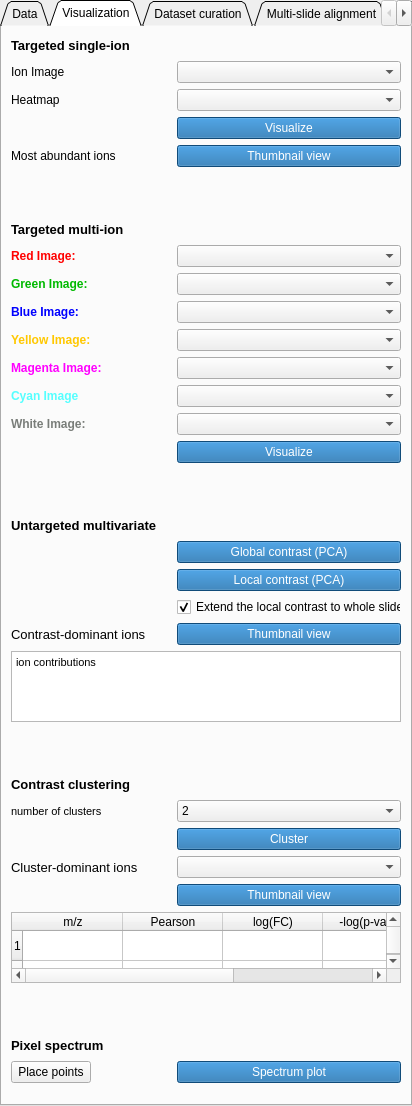
jamzad/SlicerMassVision, file MassVision/Resources/UI/MassVision.ui: the form before one commit.
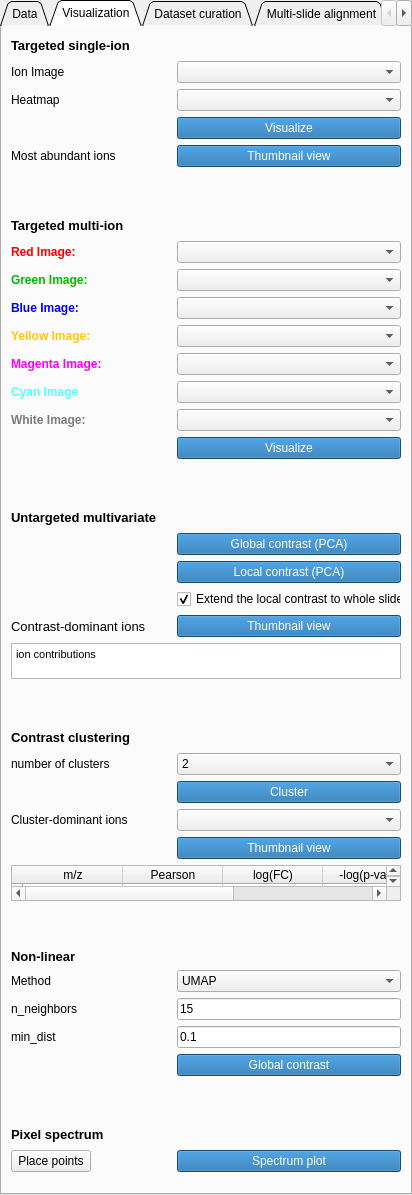
The form after the commit. The open tabs and pages were chosen to show the change.

Commit message: ADD UMAP and t-SNE visualizations

```diff
--- a/MassVision/Resources/UI/MassVision.ui
+++ b/MassVision/Resources/UI/MassVision.ui
@@ -7,7 +7,7 @@
     <x>0</x>
     <y>0</y>
     <width>412</width>
-    <height>1106</height>
+    <height>1195</height>
    </rect>
   </property>
   <property name="sizePolicy">
@@ -968,7 +968,7 @@
      <widget class="QLabel" name="label_17">
       <property name="font">
        <font>
-        <pointsize>8</pointsize>
+        <pointsize>9</pointsize>
         <weight>50</weight>
         <bold>false</bold>
        </font>
@@ -1092,7 +1092,7 @@
      <widget class="QLabel" name="label_19">
       <property name="font">
        <font>
-        <pointsize>10</pointsize>
+        <pointsize>9</pointsize>
         <weight>50</weight>
         <bold>false</bold>
        </font>
@@ -1200,7 +1200,7 @@
       </column>
      </widget>
     </item>
-    <item row="35" column="0">
+    <item row="41" column="0">
      <widget class="QLabel" name="label_11">
       <property name="font">
        <font>
@@ -1214,7 +1214,7 @@
       </property>
      </widget>
     </item>
-    <item row="35" column="1">
+    <item row="41" column="1">
      <spacer name="horizontalSpacer_7">
       <property name="orientation">
        <enum>Qt::Horizontal</enum>
@@ -1227,7 +1227,7 @@
       </property>
      </spacer>
     </item>
-    <item row="36" column="1">
+    <item row="42" column="1">
      <widget class="QPushButton" name="spectrumPlot">
       <property name="styleSheet">
        <string notr="true">background-color: #1769aa;
@@ -1238,7 +1238,7 @@
       </property>
      </widget>
     </item>
-    <item row="37" column="0" colspan="2">
+    <item row="43" column="0" colspan="2">
      <spacer name="verticalSpacer">
       <property name="orientation">
        <enum>Qt::Vertical</enum>
@@ -1251,7 +1251,7 @@
       </property>
      </spacer>
     </item>
-    <item row="38" column="0" colspan="2">
+    <item row="44" column="0" colspan="2">
      <spacer name="verticalSpacer_2">
       <property name="orientation">
        <enum>Qt::Vertical</enum>
@@ -1280,13 +1280,124 @@
       </property>
      </spacer>
     </item>
-    <item row="36" column="0">
+    <item row="42" column="0">
      <widget class="QPushButton" name="placeFiducial">
       <property name="text">
        <string>Place points</string>
       </property>
      </widget>
     </item>
+    <item row="35" column="0">
+     <widget class="QLabel" name="label_20">
+      <property name="font">
+       <font>
+        <pointsize>10</pointsize>
+        <weight>75</weight>
+        <bold>true</bold>
+       </font>
+      </property>
+      <property name="text">
+       <string>Non-linear</string>
+      </property>
+     </widget>
+    </item>
+    <item row="40" column="0" colspan="2">
+     <spacer name="verticalSpacer_32">
+      <property name="orientation">
+       <enum>Qt::Vertical</enum>
+      </property>
+      <property name="sizeType">
+       <enum>QSizePolicy::Fixed</enum>
+      </property>
+      <property name="sizeHint" stdset="0">
+       <size>
+        <width>20</width>
+        <height>40</height>
+       </size>
+      </property>
+     </spacer>
+    </item>
+    <item row="36" column="0">
+     <widget class="QLabel" name="label_21">
+      <property name="font">
+       <font>
+        <pointsize>9</pointsize>
+        <weight>50</weight>
+        <bold>false</bold>
+       </font>
+      </property>
+      <property name="text">
+       <string>Method</string>
+      </property>
+     </widget>
+    </item>
+    <item row="36" column="1">
+     <widget class="QComboBox" name="NLVisMethod">
+      <item>
+       <property name="text">
+        <string>UMAP</string>
+       </property>
+      </item>
+      <item>
+       <property name="text">
+        <string>t-SNE</string>
+       </property>
+      </item>
+     </widget>
+    </item>
+    <item row="37" column="0">
+     <widget class="QLabel" name="NLVisLabel1">
+      <property name="font">
+       <font>
+        <pointsize>9</pointsize>
+        <weight>50</weight>
+        <bold>false</bold>
+       </font>
+      </property>
+      <property name="text">
+       <string>n_neighbors</string>
+      </property>
+     </widget>
+    </item>
+    <item row="37" column="1">
+     <widget class="QLineEdit" name="NLVisParam1">
+      <property name="text">
+       <string>15</string>
+      </property>
+     </widget>
+    </item>
+    <item row="38" column="0">
+     <widget class="QLabel" name="NLVisLabel2">
+      <property name="font">
+       <font>
+        <pointsize>9</pointsize>
+        <weight>50</weight>
+        <bold>false</bold>
+       </font>
+      </property>
+      <property name="text">
+       <string>min_dist</string>
+      </property>
+     </widget>
+    </item>
+    <item row="38" column="1">
+     <widget class="QLineEdit" name="NLVisParam2">
+      <property name="text">
+       <string>0.1</string>
+      </property>
+     </widget>
+    </item>
+    <item row="39" column="1">
+     <widget class="QPushButton" name="UmapButton">
+      <property name="styleSheet">
+       <string notr="true">background-color: #1769aa;
+color: rgb(255, 255, 255);</string>
+      </property>
+      <property name="text">
+       <string>Global contrast</string>
+      </property>
+     </widget>
+    </item>
    </layout>
   </widget>
   <widget class="QWidget" name="tab_3">
```
Left out of the diff: 2 changed lines with no effect on the pictures. The commit also changes 2 other files.
